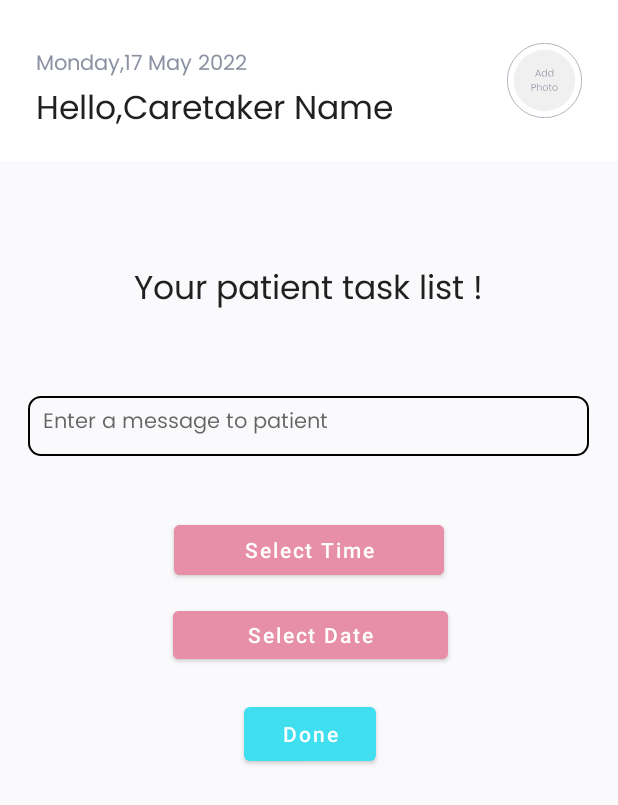
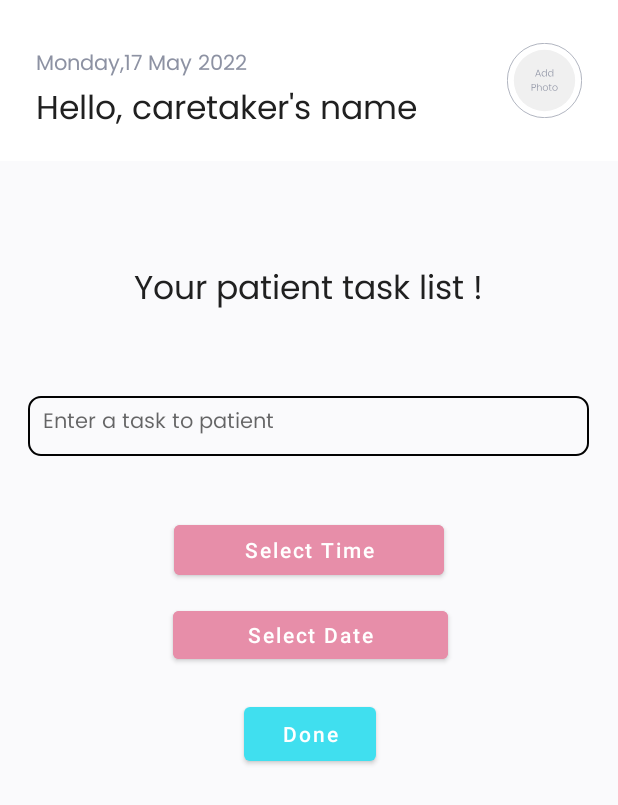
Before and after one commit to nazirxz/Capstone-Project-Alzheimer, an Android app: the layout fragment_caretaker_home.xml on its own in the app's theme, with its tools: preview values and no code run, on a phone screen of 412 x 824 dp. Shown: the top 805 px of the screen. Run offline under Robolectric (Android 15) with nearby library versions, the phone set to English and light mode, and no system bars.

Commit message:
all caretaker ui (done)

```diff
--- a/app/src/main/res/layout/fragment_caretaker_home.xml
+++ b/app/src/main/res/layout/fragment_caretaker_home.xml
@@ -39,19 +39,11 @@
             android:layout_height="wrap_content"
             android:layout_marginStart="24dp"
             android:layout_marginBottom="15dp"
-            android:text="Hello,"
+            android:text="Hello, caretaker's name"
             app:layout_constraintBottom_toBottomOf="parent"
             app:layout_constraintStart_toStartOf="parent"
             app:layout_constraintTop_toBottomOf="@+id/tvSubtitle" />
 
-        <TextView
-            android:id="@+id/tvName"
-            style="@style/TextView.PoppinsNormal22sp020202"
-            android:layout_width="wrap_content"
-            android:layout_height="wrap_content"
-            android:text="Caretaker Name"
-            app:layout_constraintStart_toEndOf="@+id/tvTitle"
-            app:layout_constraintTop_toBottomOf="@+id/tvSubtitle" />
     </androidx.constraintlayout.widget.ConstraintLayout>
 
     <androidx.constraintlayout.widget.ConstraintLayout
@@ -72,13 +64,13 @@
             app:layout_constraintTop_toTopOf="parent" />
 
         <EditText
-            android:id="@+id/etMessage"
+            android:id="@+id/etTask"
             style="@style/EditText.PoppinsNormal14sp8D92A3"
             android:layout_width="374dp"
             android:layout_height="40dp"
             android:layout_marginTop="52dp"
             android:background="@drawable/shape_rectangle_outline_8_020202"
-            android:hint="Enter a message to patient"
+            android:hint="Enter a task to patient"
             android:padding="10dp"
             app:layout_constraintEnd_toEndOf="parent"
             app:layout_constraintHorizontal_bias="0.486"
@@ -94,9 +86,9 @@
             android:text="Select Time"
             android:textAllCaps="false"
             android:textColor="@color/white"
-            app:layout_constraintEnd_toEndOf="@+id/etMessage"
-            app:layout_constraintStart_toStartOf="@+id/etMessage"
-            app:layout_constraintTop_toBottomOf="@+id/etMessage" />
+            app:layout_constraintEnd_toEndOf="@+id/etTask"
+            app:layout_constraintStart_toStartOf="@+id/etTask"
+            app:layout_constraintTop_toBottomOf="@+id/etTask" />
 
         <Button
             android:id="@+id/btnDate"
@@ -124,9 +116,5 @@
             app:layout_constraintHorizontal_bias="0.495"
             app:layout_constraintStart_toStartOf="@+id/btnDate"
             app:layout_constraintTop_toBottomOf="@+id/btnDate" />
-
-
     </androidx.constraintlayout.widget.ConstraintLayout>
-
-
 </LinearLayout>
--- /dev/null
+++ b/app/src/main/res/layout/fragment_patient_home.xml
@@ -0,0 +1,6 @@
+<?xml version="1.0" encoding="utf-8"?>
+<androidx.constraintlayout.widget.ConstraintLayout xmlns:android="http://schemas.android.com/apk/res/android"
+    android:layout_width="match_parent"
+    android:layout_height="match_parent">
+
+</androidx.constraintlayout.widget.ConstraintLayout>
```
